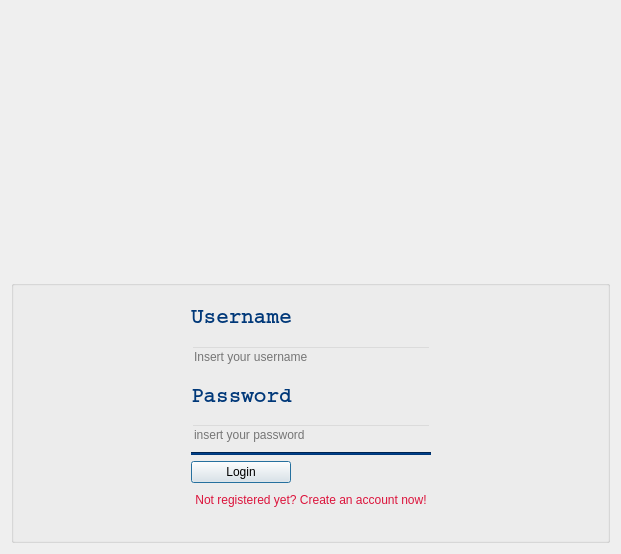
Above: client/log_dialog.ui from PoliDox/PoliDox before the change. Below: the same form after it.
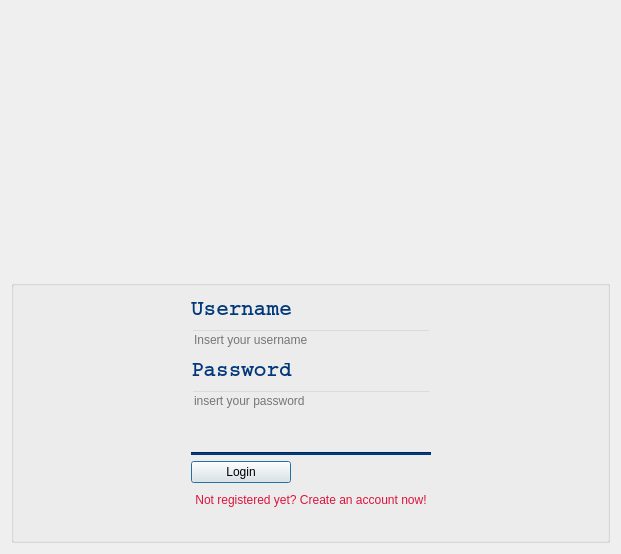
That is the form after the change. Icons and pictures are not drawn.

Diff of the .ui file:
```diff
--- a/client/log_dialog.ui
+++ b/client/log_dialog.ui
@@ -157,6 +157,13 @@
           </property>
          </widget>
         </item>
+        <item>
+         <widget class="QLabel" name="label_3">
+          <property name="text">
+           <string/>
+          </property>
+         </widget>
+        </item>
         <item>
          <widget class="Line" name="line">
           <property name="styleSheet">
```
